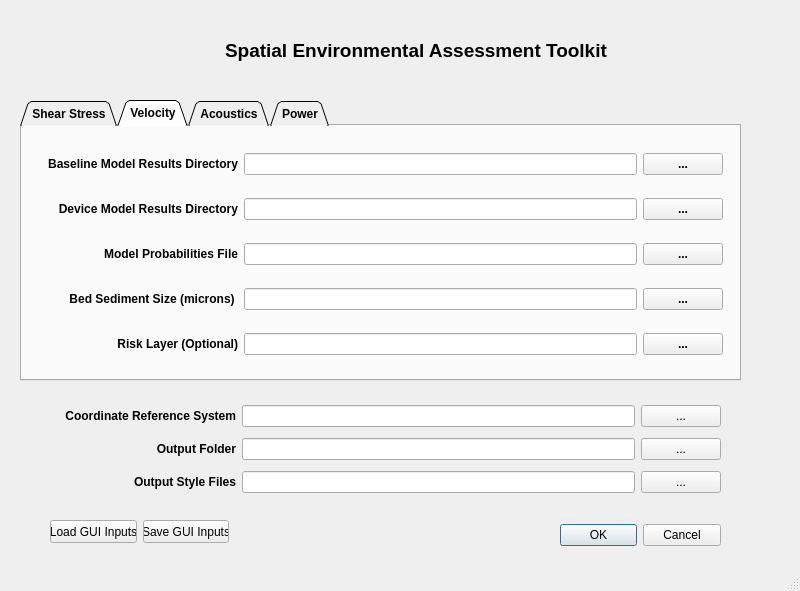
The window that seat/stressor_receptor_calc_dialog_base.ui (sandialabs/seat-qgis-plugin) describes before a commit, drawn with Qt 5.
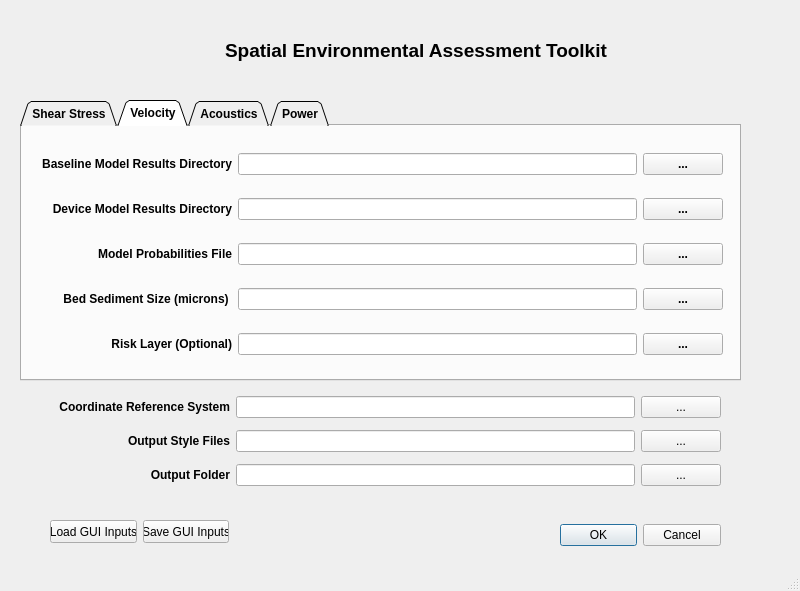
The same window after the commit. The open tabs and pages were chosen to show the change. Icons and pictures are not drawn.

Commit message: output folder at bottom of gui

What changed in the file:
```diff
--- a/seat/stressor_receptor_calc_dialog_base.ui
+++ b/seat/stressor_receptor_calc_dialog_base.ui
@@ -308,9 +308,9 @@
     <widget class="QWidget" name="layoutWidget_6">
      <property name="geometry">
       <rect>
-       <x>20</x>
+       <x>10</x>
        <y>10</y>
-       <width>681</width>
+       <width>691</width>
        <height>241</height>
       </rect>
      </property>
@@ -611,16 +611,16 @@
     </widget>
    </widget>
   </widget>
-  <widget class="QWidget" name="layoutWidget_9">
+  <widget class="QWidget" name="">
    <property name="geometry">
     <rect>
-     <x>40</x>
-     <y>400</y>
-     <width>681</width>
-     <height>101</height>
+     <x>30</x>
+     <y>390</y>
+     <width>691</width>
+     <height>102</height>
     </rect>
    </property>
-   <layout class="QGridLayout" name="gridLayout_9" rowstretch="0,0,0" columnstretch="2,4,0">
+   <layout class="QGridLayout" name="gridLayout" columnstretch="2,4,0">
     <item row="0" column="0">
      <widget class="QLabel" name="label_37">
       <property name="font">
@@ -653,31 +653,6 @@
      </widget>
     </item>
     <item row="1" column="0">
-     <widget class="QLabel" name="label_38">
-      <property name="font">
-       <font>
-        <pointsize>9</pointsize>
-       </font>
-      </property>
-      <property name="toolTip">
-       <string>&lt;html&gt;&lt;head/&gt;&lt;body&gt;&lt;p&gt;Model output layer.&lt;/p&gt;&lt;/body&gt;&lt;/html&gt;</string>
-      </property>
-      <property name="text">
-       <string>&lt;html&gt;&lt;head/&gt;&lt;body&gt;&lt;p align=&quot;right&quot;&gt;&lt;span style=&quot; font-weight:600;&quot;&gt;Output Folder&lt;/span&gt;&lt;/p&gt;&lt;/body&gt;&lt;/html&gt;</string>
-      </property>
-     </widget>
-    </item>
-    <item row="1" column="1">
-     <widget class="QLineEdit" name="output_folder"/>
-    </item>
-    <item row="1" column="2">
-     <widget class="QPushButton" name="output_pushButton">
-      <property name="text">
-       <string>...</string>
-      </property>
-     </widget>
-    </item>
-    <item row="2" column="0">
      <widget class="QLabel" name="label_39">
       <property name="minimumSize">
        <size>
@@ -698,16 +673,41 @@
       </property>
      </widget>
     </item>
-    <item row="2" column="1">
+    <item row="1" column="1">
      <widget class="QLineEdit" name="output_stylefile"/>
     </item>
-    <item row="2" column="2">
+    <item row="1" column="2">
      <widget class="QPushButton" name="select_stylefile_button">
       <property name="text">
        <string>...</string>
       </property>
      </widget>
     </item>
+    <item row="2" column="0">
+     <widget class="QLabel" name="label_38">
+      <property name="font">
+       <font>
+        <pointsize>9</pointsize>
+       </font>
+      </property>
+      <property name="toolTip">
+       <string>&lt;html&gt;&lt;head/&gt;&lt;body&gt;&lt;p&gt;Model output layer.&lt;/p&gt;&lt;/body&gt;&lt;/html&gt;</string>
+      </property>
+      <property name="text">
+       <string>&lt;html&gt;&lt;head/&gt;&lt;body&gt;&lt;p align=&quot;right&quot;&gt;&lt;span style=&quot; font-weight:600;&quot;&gt;Output Folder&lt;/span&gt;&lt;/p&gt;&lt;/body&gt;&lt;/html&gt;</string>
+      </property>
+     </widget>
+    </item>
+    <item row="2" column="1">
+     <widget class="QLineEdit" name="output_folder"/>
+    </item>
+    <item row="2" column="2">
+     <widget class="QPushButton" name="output_pushButton">
+      <property name="text">
+       <string>...</string>
+      </property>
+     </widget>
+    </item>
    </layout>
   </widget>
  </widget>
```
Left out of the diff: 55 changed lines with no effect on the pictures.
